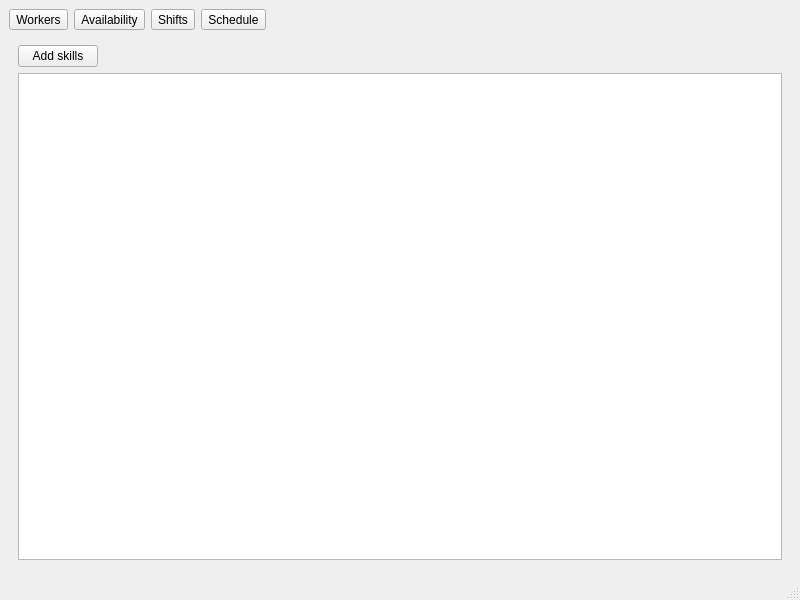
Old version of the form sources/mainwindow.ui in the repository arxarian/shiftplanner.
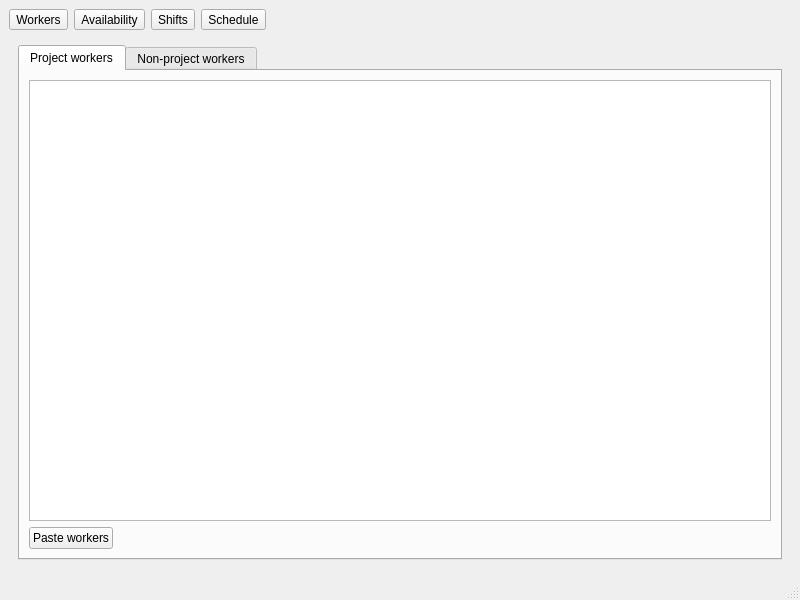
New version of the form. The open tabs and pages were chosen to show the change.

```diff
--- a/sources/mainwindow.ui
+++ b/sources/mainwindow.ui
@@ -111,8 +111,44 @@
       </widget>
       <widget class="QWidget" name="pageSkills">
        <layout class="QGridLayout" name="gridLayout_3">
+        <item row="1" column="0">
+         <widget class="QTabWidget" name="tabWidget_2">
+          <property name="currentIndex">
+           <number>0</number>
+          </property>
+          <widget class="QWidget" name="tab">
+           <attribute name="title">
+            <string>Project workers</string>
+           </attribute>
+           <layout class="QGridLayout" name="gridLayout_8">
+            <item row="1" column="0">
+             <widget class="QTableView" name="tableViewProjectWorkers"/>
+            </item>
+            <item row="2" column="0">
+             <widget class="QPushButton" name="pushButtonAddProjectWorkers">
+              <property name="sizePolicy">
+               <sizepolicy hsizetype="Fixed" vsizetype="Fixed">
+                <horstretch>0</horstretch>
+                <verstretch>0</verstretch>
+               </sizepolicy>
+              </property>
+              <property name="text">
+               <string>Paste workers</string>
+              </property>
+             </widget>
+            </item>
+           </layout>
+          </widget>
+          <widget class="QWidget" name="tab_2">
+           <attribute name="title">
+            <string>Non-project workers</string>
+           </attribute>
+           <layout class="QGridLayout" name="gridLayout_9">
         <item row="0" column="0">
-         <widget class="QPushButton" name="pushButtonAddSkills">
+             <widget class="QTableView" name="tableViewNonProjectWorkers"/>
+            </item>
+            <item row="1" column="0">
+             <widget class="QPushButton" name="pushButtonAddNonProjectWorkers">
           <property name="sizePolicy">
            <sizepolicy hsizetype="Fixed" vsizetype="Fixed">
             <horstretch>0</horstretch>
@@ -120,12 +156,13 @@
            </sizepolicy>
           </property>
           <property name="text">
-           <string>Add skills</string>
+               <string>Paste workers</string>
           </property>
          </widget>
         </item>
-        <item row="1" column="0">
-         <widget class="QTableView" name="tableViewSkills"/>
+           </layout>
+          </widget>
+         </widget>
         </item>
        </layout>
       </widget>
```
Left out of the diff: 6 changed lines with no effect on the pictures. Lines whose indentation alone changed are shown as unchanged.
